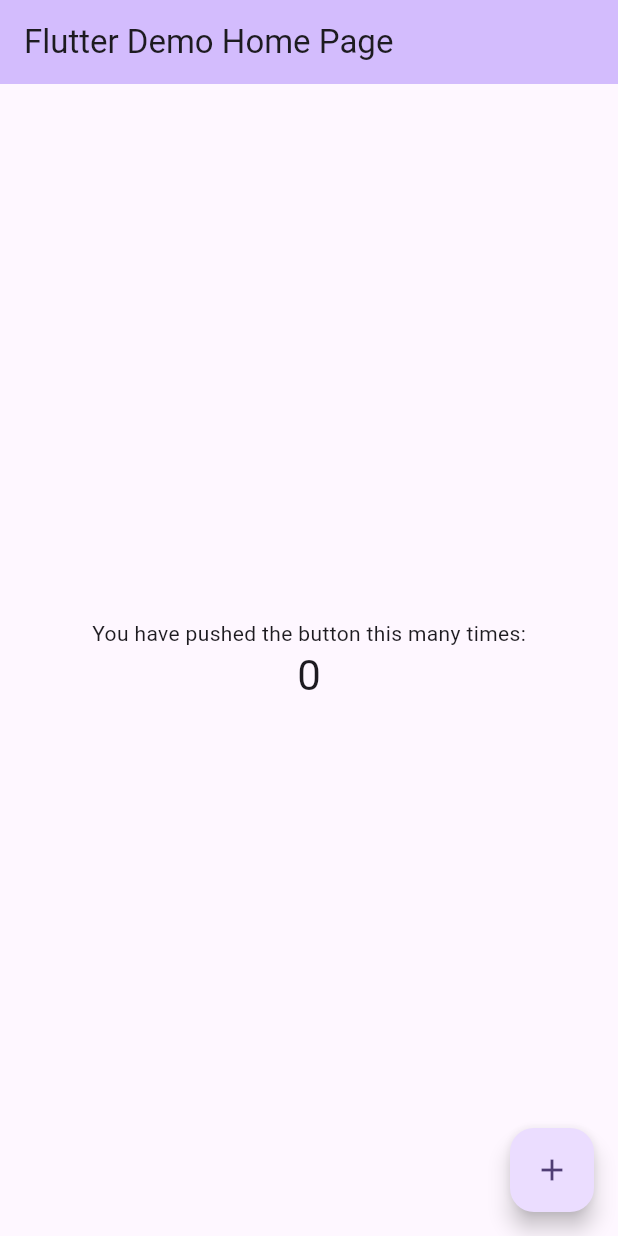
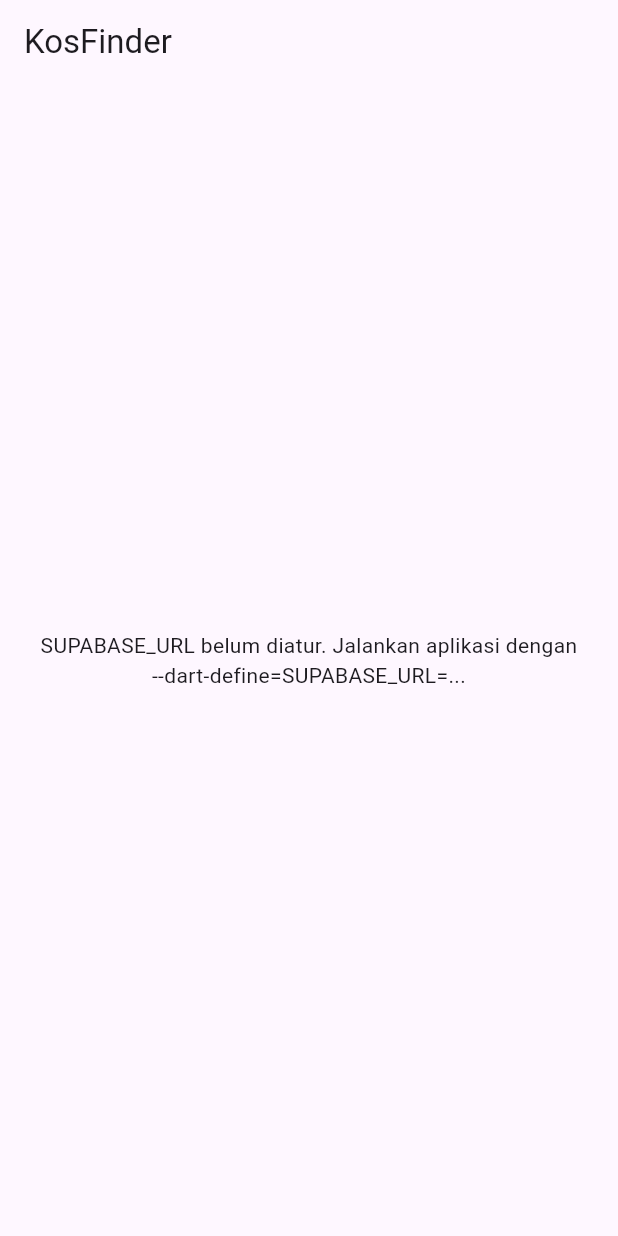
Before and after one commit to gena-collab/kosfinder, a Flutter app: the screen it shows after launch, on a phone screen of 412 x 824 dp. Run offline on Flutter 3.47's test engine with Material 3 defaults, Android fonts, the phone set to English and light mode, and no system bars; our stand-ins replace supabase_flutter; accounts and stored records are empty.

Commit message:
feat(T02): konfigurasi Supabase dan Provider
Co-authored-by: Copilot <223556219+Copilot@users.noreply.github.com>

```diff
--- /dev/null
+++ b/lib/config/supabase_config.dart
@@ -0,0 +1,54 @@
+class SupabaseConfig {
+  const SupabaseConfig._({required this.url, required this.anonKey});
+
+  static const _environmentUrl = String.fromEnvironment('SUPABASE_URL');
+  static const _environmentAnonKey = String.fromEnvironment(
+    'SUPABASE_ANON_KEY',
+  );
+
+  final String url;
+  final String anonKey;
+
+  factory SupabaseConfig.fromEnvironment({
+    String? urlOverride,
+    String? anonKeyOverride,
+  }) {
+    final url = (urlOverride ?? _environmentUrl).trim();
+    final anonKey = (anonKeyOverride ?? _environmentAnonKey).trim();
+
+    if (url.isEmpty) {
+      throw const SupabaseConfigException(
+        'SUPABASE_URL belum diatur. Jalankan aplikasi dengan '
+        '--dart-define=SUPABASE_URL=...',
+      );
+    }
+
+    if (anonKey.isEmpty) {
+      throw const SupabaseConfigException(
+        'SUPABASE_ANON_KEY belum diatur. Jalankan aplikasi dengan '
+        '--dart-define=SUPABASE_ANON_KEY=...',
+      );
+    }
+
+    final uri = Uri.tryParse(url);
+    if (uri == null ||
+        !uri.hasAuthority ||
+        uri.host.isEmpty ||
+        (uri.scheme != 'https' && uri.scheme != 'http')) {
+      throw const SupabaseConfigException(
+        'SUPABASE_URL harus berupa URL HTTP atau HTTPS yang valid.',
+      );
+    }
+
+    return SupabaseConfig._(url: url, anonKey: anonKey);
+  }
+}
+
+class SupabaseConfigException implements Exception {
+  const SupabaseConfigException(this.message);
+
+  final String message;
+
+  @override
+  String toString() => message;
+}
--- a/lib/main.dart
+++ b/lib/main.dart
@@ -1,16 +1,88 @@
 import 'package:flutter/material.dart';
+import 'package:provider/provider.dart';
+import 'package:supabase_flutter/supabase_flutter.dart';
 
-void main() {
-  runApp(const MyApp());
+import 'config/supabase_config.dart';
+
+Future<void> main() async {
+  WidgetsFlutterBinding.ensureInitialized();
+
+  final startupResult = await initializeSupabase(
+    initializer: (url, anonKey) async {
+      await Supabase.initialize(url: url, publishableKey: anonKey);
+    },
+  );
+
+  runApp(
+    MyApp(
+      startupResult: startupResult,
+      supabaseClient: startupResult.isReady ? Supabase.instance.client : null,
+    ),
+  );
+}
+
+typedef SupabaseInitializer = Future<void> Function(String url, String anonKey);
+
+Future<AppStartupResult> initializeSupabase({
+  required SupabaseInitializer initializer,
+  String? url,
+  String? anonKey,
+}) async {
+  late final SupabaseConfig config;
+  try {
+    config = SupabaseConfig.fromEnvironment(
+      urlOverride: url,
+      anonKeyOverride: anonKey,
+    );
+  } on SupabaseConfigException catch (error) {
+    return AppStartupResult.failure(error.message);
+  }
+
+  try {
+    await initializer(config.url, config.anonKey);
+    return const AppStartupResult.success();
+  } on Exception {
+    return const AppStartupResult.failure(
+      'Supabase gagal diinisialisasi. Periksa konfigurasi dan koneksi, '
+      'lalu jalankan ulang aplikasi.',
+    );
+  }
+}
+
+class AppStartupResult {
+  const AppStartupResult.success() : errorMessage = null;
+
+  const AppStartupResult.failure(this.errorMessage);
+
+  final String? errorMessage;
+
+  bool get isReady => errorMessage == null;
 }
 
 class MyApp extends StatelessWidget {
-  const MyApp({super.key});
+  const MyApp({super.key, required this.startupResult, this.supabaseClient});
+
+  final AppStartupResult startupResult;
+  final SupabaseClient? supabaseClient;
 
   // This widget is the root of your application.
   @override
   Widget build(BuildContext context) {
-    return MaterialApp(
+    final errorMessage = startupResult.errorMessage;
+    if (errorMessage != null) {
+      return _startupErrorApp(errorMessage);
+    }
+
+    final client = supabaseClient;
+    if (client == null) {
+      return _startupErrorApp(
+        'Klien Supabase belum tersedia. Jalankan ulang aplikasi.',
+      );
+    }
+
+    return Provider<SupabaseClient>.value(
+      value: client,
+      child: MaterialApp(
         title: 'Flutter Demo',
         theme: ThemeData(
           // This is the theme of your application.
@@ -31,6 +103,33 @@ class MyApp extends StatelessWidget {
           colorScheme: .fromSeed(seedColor: Colors.deepPurple),
         ),
         home: const MyHomePage(title: 'Flutter Demo Home Page'),
+      ),
+    );
+  }
+
+  MaterialApp _startupErrorApp(String message) {
+    return MaterialApp(
+      title: 'KosFinder',
+      home: SupabaseStartupErrorScreen(message: message),
+    );
+  }
+}
+
+class SupabaseStartupErrorScreen extends StatelessWidget {
+  const SupabaseStartupErrorScreen({super.key, required this.message});
+
+  final String message;
+
+  @override
+  Widget build(BuildContext context) {
+    return Scaffold(
+      appBar: AppBar(title: const Text('KosFinder')),
+      body: Center(
+        child: Padding(
+          padding: const EdgeInsets.all(24),
+          child: Text(message, textAlign: TextAlign.center),
+        ),
+      ),
     );
   }
 }
--- a/pubspec.yaml
+++ b/pubspec.yaml
@@ -34,6 +34,8 @@ dependencies:
   # The following adds the Cupertino Icons font to your application.
   # Use with the CupertinoIcons class for iOS style icons.
   cupertino_icons: ^1.0.8
+  provider: ^6.1.5+1
+  supabase_flutter: ^2.18.3
 
 dev_dependencies:
   flutter_test:
```
Also changed, not shown: pubspec.lock, 3 other files. Lines whose indentation alone changed are shown as unchanged.
